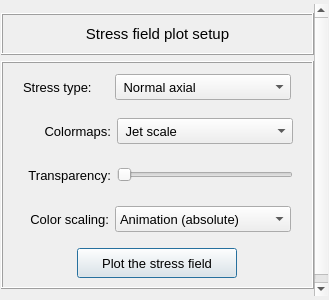
Qt form pulse/interface/data/ui_files/plots/results/structural/plot_stresses_field_for_static_analysis.ui (open-pulse/OpenPulse) before a commit.
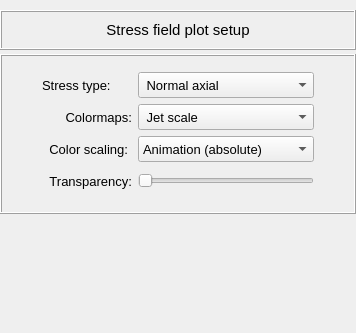
The same form after that commit.

Commit message: Update and uniformize the plot-related UI files

What changed in the file:
```diff
--- a/pulse/interface/data/ui_files/plots/results/structural/plot_stresses_field_for_static_analysis.ui
+++ b/pulse/interface/data/ui_files/plots/results/structural/plot_stresses_field_for_static_analysis.ui
@@ -6,8 +6,8 @@
    <rect>
     <x>0</x>
     <y>0</y>
-    <width>329</width>
-    <height>300</height>
+    <width>356</width>
+    <height>333</height>
    </rect>
   </property>
   <property name="sizePolicy">
@@ -27,13 +27,13 @@
   </property>
   <layout class="QGridLayout" name="gridLayout_2">
    <property name="leftMargin">
-    <number>1</number>
+    <number>0</number>
    </property>
    <property name="topMargin">
     <number>4</number>
    </property>
    <property name="rightMargin">
-    <number>1</number>
+    <number>0</number>
    </property>
    <property name="bottomMargin">
     <number>4</number>
@@ -54,29 +54,35 @@
        <rect>
         <x>0</x>
         <y>0</y>
-        <width>315</width>
-        <height>310</height>
+        <width>356</width>
+        <height>325</height>
        </rect>
       </property>
       <layout class="QGridLayout" name="gridLayout">
        <property name="leftMargin">
         <number>0</number>
        </property>
+       <property name="topMargin">
+        <number>6</number>
+       </property>
        <property name="rightMargin">
         <number>0</number>
        </property>
+       <property name="verticalSpacing">
+        <number>4</number>
+       </property>
        <item row="0" column="0">
         <widget class="QFrame" name="frame">
          <property name="minimumSize">
           <size>
            <width>0</width>
-           <height>42</height>
+           <height>40</height>
           </size>
          </property>
          <property name="maximumSize">
           <size>
            <width>16777215</width>
-           <height>42</height>
+           <height>40</height>
           </size>
          </property>
          <property name="frameShape">
@@ -105,7 +111,7 @@
            <number>2</number>
           </property>
           <item row="0" column="0">
-           <widget class="QLabel" name="label">
+           <widget class="QLabel" name="label_title">
             <property name="font">
              <font>
               <family>MS Shell Dlg 2</family>
@@ -133,7 +139,7 @@
          <property name="minimumSize">
           <size>
            <width>0</width>
-           <height>0</height>
+           <height>160</height>
           </size>
          </property>
          <property name="maximumSize">
@@ -161,531 +167,12 @@
           <property name="bottomMargin">
            <number>4</number>
           </property>
-          <property name="spacing">
+          <property name="horizontalSpacing">
            <number>4</number>
           </property>
-          <item row="3" column="0">
-           <widget class="QFrame" name="frame_6">
-            <property name="minimumSize">
-             <size>
-              <width>0</width>
-              <height>40</height>
-             </size>
-            </property>
-            <property name="maximumSize">
-             <size>
-              <width>16777215</width>
-              <height>40</height>
-             </size>
-            </property>
-            <property name="frameShape">
-             <enum>QFrame::Shape::NoFrame</enum>
-            </property>
-            <property name="frameShadow">
-             <enum>QFrame::Shadow::Raised</enum>
-            </property>
-            <layout class="QGridLayout" name="gridLayout_12">
-             <property name="leftMargin">
-              <number>0</number>
-             </property>
-             <property name="topMargin">
-              <number>0</number>
-             </property>
-             <property name="rightMargin">
-              <number>0</number>
-             </property>
-             <property name="bottomMargin">
-              <number>0</number>
-             </property>
-             <item row="0" column="1">
-              <widget class="QLabel" name="label_4">
-               <property name="minimumSize">
-                <size>
-                 <width>90</width>
-                 <height>26</height>
-                </size>
-               </property>
-               <property name="maximumSize">
-                <size>
-                 <width>90</width>
-                 <height>26</height>
-                </size>
-               </property>
-               <property name="font">
-                <font>
-                 <pointsize>10</pointsize>
-                </font>
-               </property>
-               <property name="text">
-                <string>Transparency:</string>
-               </property>
-               <property name="alignment">
-                <set>Qt::AlignmentFlag::AlignRight|Qt::AlignmentFlag::AlignTrailing|Qt::AlignmentFlag::AlignVCenter</set>
-               </property>
-              </widget>
-             </item>
-             <item row="0" column="2">
-              <widget class="QSlider" name="slider_transparency">
-               <property name="minimumSize">
-                <size>
-                 <width>176</width>
-                 <height>0</height>
-                </size>
-               </property>
-               <property name="maximumSize">
-                <size>
-                 <width>200</width>
-                 <height>16777215</height>
-                </size>
-               </property>
-               <property name="orientation">
-                <enum>Qt::Orientation::Horizontal</enum>
-               </property>
-              </widget>
-             </item>
-             <item row="0" column="3">
-              <spacer name="horizontalSpacer_8">
-               <property name="orientation">
-                <enum>Qt::Orientation::Horizontal</enum>
-               </property>
-               <property name="sizeHint" stdset="0">
-                <size>
-                 <width>40</width>
-                 <height>20</height>
-                </size>
-               </property>
-              </spacer>
-             </item>
-             <item row="0" column="0">
-              <spacer name="horizontalSpacer_9">
-               <property name="orientation">
-                <enum>Qt::Orientation::Horizontal</enum>
-               </property>
-               <property name="sizeHint" stdset="0">
-                <size>
-                 <width>40</width>
-                 <height>20</height>
-                </size>
-               </property>
-              </spacer>
-             </item>
-            </layout>
-           </widget>
-          </item>
-          <item row="4" column="0">
-           <widget class="QFrame" name="frame_scalling">
-            <property name="minimumSize">
-             <size>
-              <width>0</width>
-              <height>40</height>
-             </size>
-            </property>
-            <property name="maximumSize">
-             <size>
-              <width>16777215</width>
-              <height>40</height>
-             </size>
-            </property>
-            <property name="frameShape">
-             <enum>QFrame::Shape::NoFrame</enum>
-            </property>
-            <property name="frameShadow">
-             <enum>QFrame::Shadow::Raised</enum>
-            </property>
-            <layout class="QGridLayout" name="gridLayout_7">
-             <property name="leftMargin">
-              <number>0</number>
-             </property>
-             <property name="topMargin">
-              <number>0</number>
-             </property>
-             <property name="rightMargin">
-              <number>0</number>
-             </property>
-             <property name="bottomMargin">
-              <number>0</number>
-             </property>
-             <property name="horizontalSpacing">
-              <number>6</number>
-             </property>
-             <property name="verticalSpacing">
-              <number>0</number>
-             </property>
-             <item row="0" column="0">
-              <spacer name="horizontalSpacer_2">
-               <property name="orientation">
-                <enum>Qt::Orientation::Horizontal</enum>
-               </property>
-               <property name="sizeHint" stdset="0">
-                <size>
-                 <width>40</width>
-                 <height>20</height>
-                </size>
-               </property>
-              </spacer>
-             </item>
-             <item row="0" column="1">
-              <widget class="QLabel" name="label_2">
-               <property name="minimumSize">
-                <size>
-                 <width>86</width>
-                 <height>26</height>
-                </size>
-               </property>
-               <property name="maximumSize">
-                <size>
-                 <width>86</width>
-                 <height>26</height>
-                </size>
-               </property>
-               <property name="font">
-                <font>
-                 <pointsize>10</pointsize>
-                </font>
-               </property>
-               <property name="text">
-                <string>Color scaling:</string>
-               </property>
-               <property name="alignment">
-                <set>Qt::AlignmentFlag::AlignRight|Qt::AlignmentFlag::AlignTrailing|Qt::AlignmentFlag::AlignVCenter</set>
-               </property>
-              </widget>
-             </item>
-             <item row="0" column="3">
-              <spacer name="horizontalSpacer">
-               <property name="orientation">
-                <enum>Qt::Orientation::Horizontal</enum>
-               </property>
-               <property name="sizeHint" stdset="0">
-                <size>
-                 <width>40</width>
-                 <height>20</height>
-                </size>
-               </property>
-              </spacer>
-             </item>
-             <item row="0" column="2">
-              <widget class="QComboBox" name="comboBox_color_scale">
-               <property name="minimumSize">
-                <size>
-                 <width>176</width>
-                 <height>26</height>
-                </size>
-               </property>
-               <property name="maximumSize">
-                <size>
-                 <width>200</width>
-                 <height>26</height>
-                </size>
-               </property>
-               <property name="font">
-                <font>
-                 <pointsize>10</pointsize>
-                </font>
-               </property>
-               <item>
-                <property name="text">
-                 <string>Animation (absolute)</string>
-                </property>
-               </item>
-               <item>
-                <property name="text">
-                 <string>Animation (non absolute)</string>
-                </property>
-               </item>
-               <item>
-                <property name="text">
-                 <string>Absolute values</string>
-                </property>
-               </item>
-               <item>
-                <property name="text">
-                 <string>Real values</string>
-                </property>
-               </item>
-               <item>
-                <property name="text">
-                 <string>Imaginary values</string>
-                </property>
-               </item>
-              </widget>
-             </item>
-            </layout>
-           </widget>
-          </item>
-          <item row="2" column="0">
-           <widget class="QFrame" name="frame_4">
-            <property name="minimumSize">
-             <size>
-              <width>0</width>
-              <height>40</height>
-             </size>
-            </property>
-            <property name="maximumSize">
-             <size>
-              <width>16777215</width>
-              <height>40</height>
-             </size>
-            </property>
-            <property name="frameShape">
-             <enum>QFrame::Shape::NoFrame</enum>
-            </property>
-            <property name="frameShadow">
-             <enum>QFrame::Shadow::Raised</enum>
-            </property>
-            <layout class="QGridLayout" name="gridLayout_11">
-             <property name="leftMargin">
-              <number>0</number>
-             </property>
-             <property name="topMargin">
-              <number>0</number>
-             </property>
-             <property name="rightMargin">
-              <number>0</number>
-             </property>
-             <property name="bottomMargin">
-              <number>0</number>
-             </property>
-             <item row="0" column="2">
-              <widget class="QFrame" name="frame_5">
-               <property name="minimumSize">
-                <size>
-                 <width>176</width>
-                 <height>0</height>
-                </size>
-               </property>
-               <property name="maximumSize">
-                <size>
-                 <width>176</width>
-                 <height>16777215</height>
-                </size>
-               </property>
-               <property name="frameShape">
-                <enum>QFrame::Shape::NoFrame</enum>
-               </property>
-               <property name="frameShadow">
-                <enum>QFrame::Shadow::Raised</enum>
-               </property>
-               <layout class="QGridLayout" name="gridLayout_8">
-                <property name="leftMargin">
-                 <number>0</number>
-                </property>
-                <property name="topMargin">
-                 <number>0</number>
-                </property>
-                <property name="rightMargin">
-                 <number>0</number>
-                </property>
-                <property name="bottomMargin">
-                 <number>0</number>
-                </property>
-                <property name="spacing">
-                 <number>0</number>
-                </property>
-                <item row="0" column="0">
-                 <widget class="QComboBox" name="comboBox_colormaps">
-                  <property name="minimumSize">
-                   <size>
-                    <width>176</width>
-                    <height>26</height>
-                   </size>
-                  </property>
-                  <property name="maximumSize">
-                   <size>
-                    <width>200</width>
-                    <height>26</height>
-                   </size>
-                  </property>
-                  <property name="font">
-                   <font>
-                    <pointsize>10</pointsize>
-                   </font>
-                  </property>
-                  <item>
-                   <property name="text">
-                    <string> Jet scale</string>
-                   </property>
-                  </item>
-                  <item>
-                   <property name="text">
-                    <string> Viridis scale</string>
-                   </property>
-                  </item>
-                  <item>
-                   <property name="text">
-                    <string> Inferno scale</string>
-                   </property>
-                  </item>
-                  <item>
-                   <property name="text">
-                    <string> Magma scale</string>
-                   </property>
-                  </item>
-                  <item>
-                   <property name="text">
-                    <string> Plasma scale</string>
-                   </property>
-                  </item>
-                  <item>
-                   <property name="text">
-                    <string>BWR diverging scale</string>
-                   </property>
-                  </item>
-                  <item>
-                   <property name="text">
-                    <string>PiYG diverging scale</string>
-                   </property>
-                  </item>
-                  <item>
-                   <property name="text">
-                    <string>PRGn diverging scale</string>
-                   </property>
-                  </item>
-                  <item>
-                   <property name="text">
-                    <string>BrBG diverging scale</string>
-                   </property>
-                  </item>
-                  <item>
-                   <property name="text">
-                    <string>PuOr diverging scale</string>
-                   </property>
-                  </item>
-                  <item>
-                   <property name="text">
-                    <string> Grayscale</string>
-                   </property>
-                  </item>
-                 </widget>
-                </item>
-               </layout>
-              </widget>
-             </item>
-             <item row="0" column="3">
-              <spacer name="horizontalSpacer_6">
-               <property name="orientation">
-                <enum>Qt::Orientation::Horizontal</enum>
-               </property>
-               <property name="sizeHint" stdset="0">
-                <size>
-                 <width>40</width>
-                 <height>20</height>
-                </size>
-               </property>
-              </spacer>
-             </item>
-             <item row="0" column="1">
-              <widget class="QLabel" name="label_3">
-               <property name="minimumSize">
-                <size>
-                 <width>90</width>
-                 <height>26</height>
-                </size>
-               </property>
-               <property name="maximumSize">
-                <size>
-                 <width>90</width>
-                 <height>26</height>
-                </size>
-               </property>
-               <property name="font">
-                <font>
-                 <pointsize>10</pointsize>
-                </font>
-               </property>
-               <property name="text">
-                <string>Colormaps:</string>
-               </property>
-               <property name="alignment">
-                <set>Qt::AlignmentFlag::AlignRight|Qt::AlignmentFlag::AlignTrailing|Qt::AlignmentFlag::AlignVCenter</set>
-               </property>
-              </widget>
-             </item>
-             <item row="0" column="0">
-              <spacer name="horizontalSpacer_7">
-               <property name="orientation">
-                <enum>Qt::Orientation::Horizontal</enum>
-               </property>
-               <property name="sizeHint" stdset="0">
-                <size>
-                 <width>40</width>
-                 <height>20</height>
-                </size>
-               </property>
-              </spacer>
-             </item>
-            </layout>
-           </widget>
-          </item>
-          <item row="5" column="0">
-           <widget class="QFrame" name="frame_button">
-            <property name="minimumSize">
-             <size>
-              <width>0</width>
-              <height>40</height>
-             </size>
-            </property>
-            <property name="maximumSize">
-             <size>
-              <width>16777215</width>
-              <height>40</height>
-             </size>
-            </property>
-            <property name="frameShape">
-             <enum>QFrame::Shape::NoFrame</enum>
-            </property>
-            <property name="frameShadow">
-             <enum>QFrame::Shadow::Raised</enum>
-            </property>
-            <layout class="QGridLayout" name="gridLayout_6">
-             <property name="leftMargin">
-              <number>0</number>
-             </property>
-             <property name="topMargin">
-              <number>0</number>
-             </property>
-             <property name="rightMargin">
-              <number>0</number>
-             </property>
-             <property name="bottomMargin">
-              <number>0</number>
-             </property>
-             <property name="spacing">
-              <number>0</number>
-             </property>
-             <item row="0" column="0">
-              <widget class="QPushButton" name="pushButton_plot">
-               <property name="minimumSize">
-                <size>
-                 <width>160</width>
-                 <height>30</height>
-                </size>
-               </property>
-               <property name="maximumSize">
-                <size>
-                 <width>160</width>
-                 <height>30</height>
-                </size>
-               </property>
-               <property name="font">
-                <font>
-                 <pointsize>10</pointsize>
-                </font>
-               </property>
-               <property name="styleSheet">
-                <string notr="true"/>
-               </property>
-               <property name="text">
-                <string>Plot the stress field</string>
-               </property>
-               <property name="default">
-                <bool>true</bool>
-               </property>
-              </widget>
-             </item>
-            </layout>
-           </widget>
-          </item>
+          <property name="verticalSpacing">
+           <number>6</number>
+          </property>
           <item row="1" column="0">
            <widget class="QFrame" name="frame_3">
             <property name="minimumSize">
@@ -697,7 +184,7 @@
             <property name="maximumSize">
              <size>
               <width>16777215</width>
-              <height>40</height>
+              <height>160</height>
              </size>
             </property>
             <property name="frameShape">
@@ -711,17 +198,30 @@
               <number>0</number>
              </property>
              <property name="topMargin">
-              <number>0</number>
+              <number>6</number>
              </property>
              <property name="rightMargin">
               <number>0</number>
              </property>
              <property name="bottomMargin">
-              <number>0</number>
+              <number>6</number>
              </property>
              <property name="verticalSpacing">
               <number>0</number>
              </property>
+             <item row="0" column="3">
+              <spacer name="horizontalSpacer_4">
+               <property name="orientation">
+                <enum>Qt::Orientation::Horizontal</enum>
+               </property>
+               <property name="sizeHint" stdset="0">
+                <size>
+                 <width>40</width>
+                 <height>20</height>
+                </size>
+               </property>
+              </spacer>
+             </item>
              <item row="0" column="2">
               <widget class="QComboBox" name="comboBox_stress_type">
                <property name="minimumSize">
@@ -781,6 +281,82 @@
                </item>
               </widget>
              </item>
+             <item row="1" column="2">
+              <widget class="QComboBox" name="comboBox_colormaps">
+               <property name="minimumSize">
+                <size>
+                 <width>176</width>
+                 <height>26</height>
+                </size>
+               </property>
+               <property name="maximumSize">
+                <size>
+                 <width>200</width>
+                 <height>26</height>
+                </size>
+               </property>
+               <property name="font">
+                <font>
+                 <pointsize>10</pointsize>
+                </font>
+               </property>
+               <item>
+                <property name="text">
+                 <string> Jet scale</string>
+                </property>
+               </item>
+               <item>
+                <property name="text">
+                 <string> Viridis scale</string>
+                </property>
+               </item>
+               <item>
+                <property name="text">
+                 <string> Inferno scale</string>
+                </property>
+               </item>
+               <item>
+                <property name="text">
+                 <string> Magma scale</string>
+                </property>
+               </item>
+               <item>
+                <property name="text">
+                 <string> Plasma scale</string>
+                </property>
+               </item>
+               <item>
+                <property name="text">
+                 <string>BWR diverging scale</string>
+                </property>
+               </item>
+               <item>
+                <property name="text">
+                 <string>PiYG diverging scale</string>
+                </property>
+               </item>
+               <item>
+                <property name="text">
+                 <string>PRGn diverging scale</string>
+                </property>
+               </item>
+               <item>
+                <property name="text">
+                 <string>BrBG diverging scale</string>
+                </property>
+               </item>
+               <item>
+                <property name="text">
+                 <string>PuOr diverging scale</string>
+                </property>
+               </item>
+               <item>
+                <property name="text">
+                 <string> Grayscale</string>
+                </property>
+               </item>
+              </widget>
+             </item>
              <item row="0" column="0">
               <spacer name="horizontalSpacer_3">
                <property name="orientation">
@@ -794,18 +370,59 @@
                </property>
               </spacer>
              </item>
-             <item row="0" column="3">
-              <spacer name="horizontalSpacer_4">
-               <property name="orientation">
-                <enum>Qt::Orientation::Horizontal</enum>
+             <item row="1" column="1">
+              <widget class="QLabel" name="label_3">
+               <property name="minimumSize">
+                <size>
+                 <width>90</width>
+                 <height>26</height>
+                </size>
                </property>
-               <property name="sizeHint" stdset="0">
+               <property name="maximumSize">
                 <size>
-                 <width>40</width>
-                 <height>20</height>
+                 <width>90</width>
+                 <height>26</height>
                 </size>
                </property>
-              </spacer>
+               <property name="font">
+                <font>
+                 <pointsize>10</pointsize>
+                </font>
+               </property>
+               <property name="text">
+                <string>Colormaps:</string>
+               </property>
+               <property name="alignment">
+                <set>Qt::AlignmentFlag::AlignRight|Qt::AlignmentFlag::AlignTrailing|Qt::AlignmentFlag::AlignVCenter</set>
+               </property>
+              </widget>
+             </item>
+             <item row="2" column="1">
+              <widget class="QLabel" name="label_2">
+               <property name="minimumSize">
+                <size>
+                 <width>86</width>
+                 <height>26</height>
+                </size>
+               </property>
+               <property name="maximumSize">
+                <size>
+                 <width>86</width>
+                 <height>26</height>
+                </size>
+               </property>
+               <property name="font">
+                <font>
+                 <pointsize>10</pointsize>
+                </font>
+               </property>
+               <property name="text">
+                <string>Color scaling:</string>
+               </property>
+               <property name="alignment">
+                <set>Qt::AlignmentFlag::AlignRight|Qt::AlignmentFlag::AlignTrailing|Qt::AlignmentFlag::AlignVCenter</set>
+               </property>
+              </widget>
              </item>
              <item row="0" column="1">
               <widget class="QLabel" name="label_5">
@@ -831,6 +448,98 @@
                </property>
               </widget>
              </item>
+             <item row="2" column="2">
+              <widget class="QComboBox" name="comboBox_color_scale">
+               <property name="minimumSize">
+                <size>
+                 <width>176</width>
+                 <height>26</height>
+                </size>
+               </property>
+               <property name="maximumSize">
+                <size>
+                 <width>200</width>
+                 <height>26</height>
+                </size>
+               </property>
+               <property name="font">
+                <font>
+                 <pointsize>10</pointsize>
+                </font>
+               </property>
+               <item>
+                <property name="text">
+                 <string>Animation (absolute)</string>
+                </property>
+               </item>
+               <item>
+                <property name="text">
+                 <string>Animation (non absolute)</string>
+                </property>
+               </item>
+               <item>
+                <property name="text">
+                 <string>Absolute values</string>
+                </property>
+               </item>
+               <item>
+                <property name="text">
+                 <string>Real values</string>
+                </property>
+               </item>
+               <item>
+                <property name="text">
+                 <string>Imaginary values</string>
+                </property>
+               </item>
+              </widget>
+             </item>
+             <item row="3" column="2">
+              <widget class="QSlider" name="slider_transparency">
+               <property name="minimumSize">
+                <size>
+                 <width>176</width>
+                 <height>0</height>
+                </size>
+               </property>
+               <property name="maximumSize">
+                <size>
+                 <width>200</width>
+                 <height>16777215</height>
+                </size>
+               </property>
+               <property name="orientation">
+                <enum>Qt::Orientation::Horizontal</enum>
+               </property>
+              </widget>
+             </item>
+             <item row="3" column="1">
+              <widget class="QLabel" name="label_4">
+               <property name="minimumSize">
+                <size>
+                 <width>90</width>
+                 <height>26</height>
+                </size>
+               </property>
+               <property name="maximumSize">
+                <size>
+                 <width>90</width>
+                 <height>26</height>
+                </size>
+               </property>
+               <property name="font">
+                <font>
+                 <pointsize>10</pointsize>
+                </font>
+               </property>
+               <property name="text">
+                <string>Transparency:</string>
+               </property>
+               <property name="alignment">
+                <set>Qt::AlignmentFlag::AlignRight|Qt::AlignmentFlag::AlignTrailing|Qt::AlignmentFlag::AlignVCenter</set>
+               </property>
+              </widget>
+             </item>
             </layout>
            </widget>
           </item>
@@ -839,8 +548,14 @@
        </item>
        <item row="2" column="0">
         <widget class="QFrame" name="frame_animation">
+         <property name="minimumSize">
+          <size>
+           <width>0</width>
+           <height>60</height>
+          </size>
+         </property>
          <property name="frameShape">
-          <enum>QFrame::Shape::StyledPanel</enum>
+          <enum>QFrame::Shape::NoFrame</enum>
          </property>
          <property name="frameShadow">
           <enum>QFrame::Shadow::Raised</enum>
```
Left out of the diff: 4 changed lines with no effect on the pictures. The commit also changes 18 other files.
